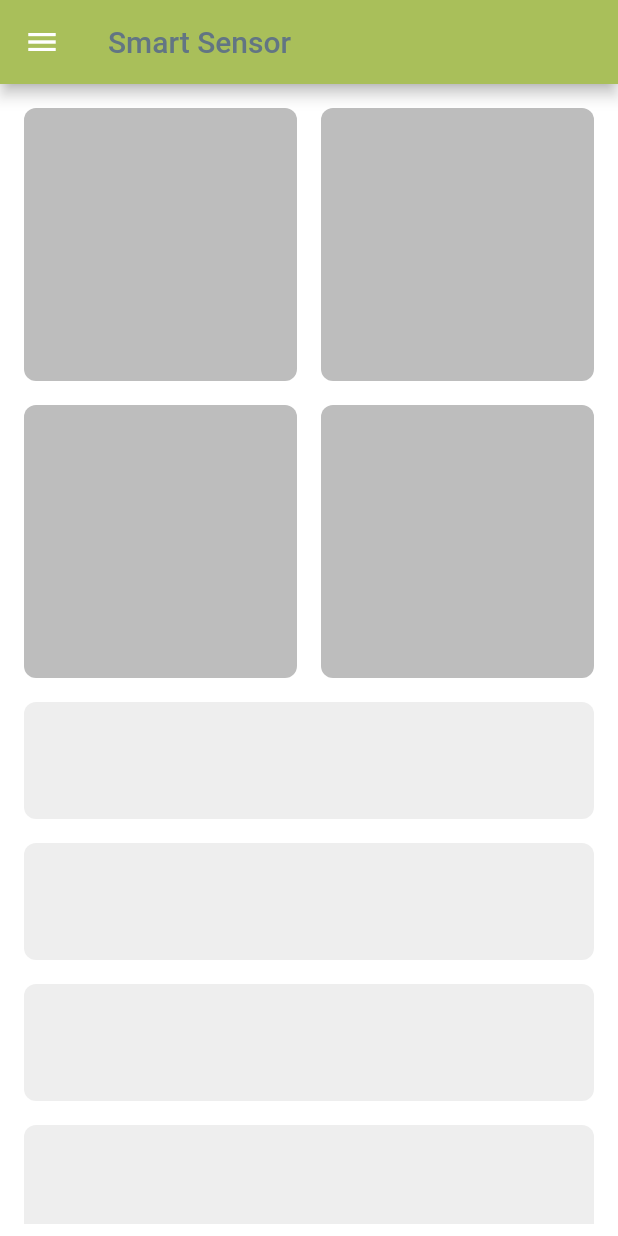
After one commit to kinivera/KeystoneMacc-2022-1, a Flutter app: the ExampleRoutingMobile screen opened directly, on a phone screen of 412 x 824 dp. The commit adds this screen. Run offline on Flutter 3.47's test engine with Material 2 defaults, Android fonts, the light colour scheme and no system bars.

Commit message:
add Routing

```diff
--- /dev/null
+++ b/lib/responsive/mobile/example_routing.dart
@@ -0,0 +1,61 @@
+import 'package:flutter/material.dart';
+import '../../constants.dart';
+import '../../util/my_tile.dart';
+
+class ExampleRoutingMobile extends StatefulWidget {
+  const ExampleRoutingMobile({Key? key}) : super(key: key);
+
+  @override
+  State<ExampleRoutingMobile> createState() => _ExampleRoutingMobileState();
+}
+
+class _ExampleRoutingMobileState extends State<ExampleRoutingMobile> {
+  @override
+  Widget build(BuildContext context) {
+    return Scaffold(
+      backgroundColor: defaultBackgroundColor,
+      appBar: topBar,
+      drawer: menu,
+      body: Padding(
+        padding: const EdgeInsets.all(8.0),
+        child: Column(
+          children: [
+            // first 4 boxes in grid
+            AspectRatio(
+              aspectRatio: 1,
+              child: SizedBox(
+                width: double.infinity,
+                child: GridView.builder(
+                  itemCount: 4,
+                  gridDelegate: const SliverGridDelegateWithFixedCrossAxisCount(
+                      crossAxisCount: 2),
+                  itemBuilder: (context, index) {
+                    return Padding(
+      padding: const EdgeInsets.all(8),
+      child: Container(
+        decoration: BoxDecoration(
+          borderRadius: BorderRadius.circular(8),
+          color: Colors.grey[400],
+        ),
+      ),
+    );
+                  },
+                ),
+              ),
+            ),
+
+            // list of previous days
+            Expanded(
+              child: ListView.builder(
+                itemCount: 4,
+                itemBuilder: (context, index) {
+                  return const MyTile();
+                },
+              ),
+            ),
+          ],
+        ),
+      ),
+    );
+  }
+}
```
Also changed, not shown: lib/main.dart (+22 -6 lines), lib/responsive/mobile/home.dart (renamed from lib/responsive/mobile_body.dart, +4 -5 lines), lib/responsive/web/example_routing.dart (added, +102 -0 lines), lib/responsive/web/home.dart (renamed from lib/responsive/desktop_body.dart, +6 -7 lines).
